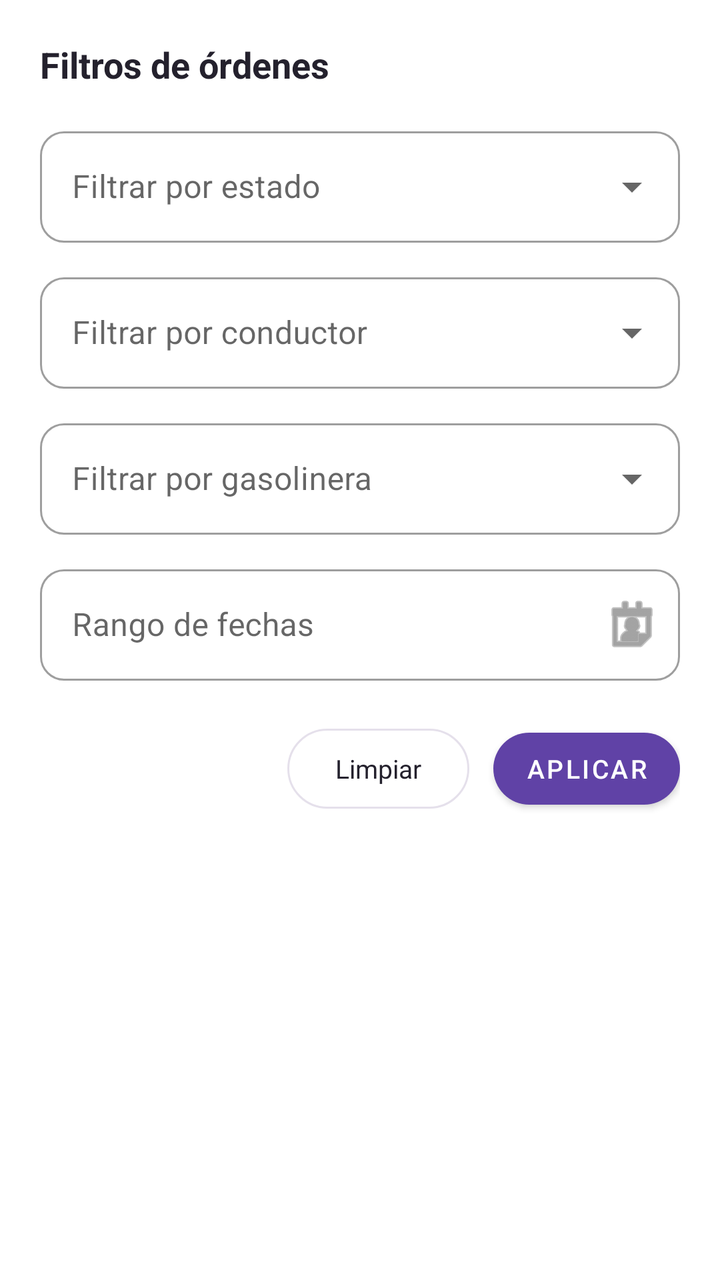
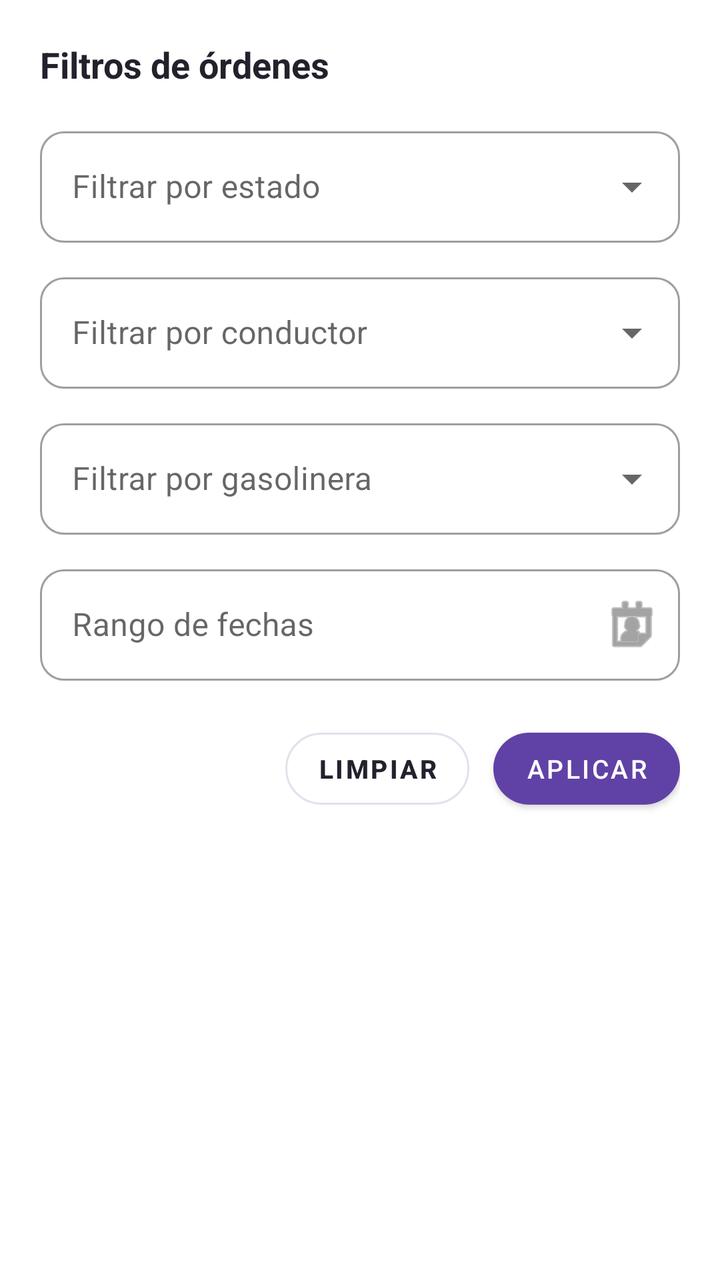

Compare the two renders of this Android layout. The source of the first and the diff that turns it into the second are given below.
<!-- AndroidManifest.xml: application theme Theme.ApiMovil -->
<!-- res/layout/bottom_sheet_filtros_ordenes.xml -->
<?xml version="1.0" encoding="utf-8"?>
<LinearLayout xmlns:android="http://schemas.android.com/apk/res/android"
    xmlns:app="http://schemas.android.com/apk/res-auto"
    android:layout_width="match_parent"
    android:layout_height="wrap_content"
    android:background="@color/blanco"
    android:orientation="vertical"
    android:padding="20dp">

    <TextView
        android:layout_width="wrap_content"
        android:layout_height="wrap_content"
        android:layout_marginBottom="16dp"
        android:text="@string/filtros_de_ordenes"
        android:textColor="@color/texto_principal"
        android:textSize="18sp"
        android:textStyle="bold" />

    <com.google.android.material.textfield.TextInputLayout
        style="@style/Widget.MaterialComponents.TextInputLayout.OutlinedBox.ExposedDropdownMenu"
        android:layout_width="match_parent"
        android:layout_height="wrap_content"
        android:hint="@string/filtrar_por_estado"
        app:boxCornerRadiusBottomEnd="12dp"
        app:boxCornerRadiusBottomStart="12dp"
        app:boxCornerRadiusTopEnd="12dp"
        app:boxCornerRadiusTopStart="12dp">

        <com.google.android.material.textfield.MaterialAutoCompleteTextView
            android:id="@+id/spinnerEstado"
            android:layout_width="match_parent"
            android:layout_height="wrap_content"
            android:dropDownHeight="200dp"
            android:inputType="none" />
    </com.google.android.material.textfield.TextInputLayout>

    <com.google.android.material.textfield.TextInputLayout
        style="@style/Widget.MaterialComponents.TextInputLayout.OutlinedBox.ExposedDropdownMenu"
        android:layout_width="match_parent"
        android:layout_height="wrap_content"
        android:layout_marginTop="12dp"
        android:hint="@string/filtrar_por_conductor"
        app:boxCornerRadiusBottomEnd="12dp"
        app:boxCornerRadiusBottomStart="12dp"
        app:boxCornerRadiusTopEnd="12dp"
        app:boxCornerRadiusTopStart="12dp">

        <com.google.android.material.textfield.MaterialAutoCompleteTextView
            android:id="@+id/spinnerConductor"
            android:layout_width="match_parent"
            android:layout_height="wrap_content"
            android:completionThreshold="1"
            android:dropDownHeight="200dp"
            android:imeOptions="actionDone"
            android:inputType="textCapWords" />
    </com.google.android.material.textfield.TextInputLayout>

    <com.google.android.material.textfield.TextInputLayout
        style="@style/Widget.MaterialComponents.TextInputLayout.OutlinedBox.ExposedDropdownMenu"
        android:layout_width="match_parent"
        android:layout_height="wrap_content"
        android:layout_marginTop="12dp"
        android:hint="@string/filtrar_por_gasolinera"
        app:boxCornerRadiusBottomEnd="12dp"
        app:boxCornerRadiusBottomStart="12dp"
        app:boxCornerRadiusTopEnd="12dp"
        app:boxCornerRadiusTopStart="12dp">

        <com.google.android.material.textfield.MaterialAutoCompleteTextView
            android:id="@+id/spinnerGasolinera"
            android:layout_width="match_parent"
            android:layout_height="wrap_content"
            android:completionThreshold="1"
            android:dropDownHeight="200dp"
            android:imeOptions="actionDone"
            android:inputType="textCapWords" />
    </com.google.android.material.textfield.TextInputLayout>

    <com.google.android.material.textfield.TextInputLayout
        style="@style/Widget.MaterialComponents.TextInputLayout.OutlinedBox"
        android:layout_width="match_parent"
        android:layout_height="wrap_content"
        android:layout_marginTop="12dp"
        android:hint="@string/rango_de_fechas"
        app:boxCornerRadiusBottomEnd="12dp"
        app:boxCornerRadiusBottomStart="12dp"
        app:boxCornerRadiusTopEnd="12dp"
        app:boxCornerRadiusTopStart="12dp"
        app:endIconDrawable="@android:drawable/ic_menu_my_calendar"
        app:endIconMode="custom">

        <com.google.android.material.textfield.TextInputEditText
            android:id="@+id/inputRangoFechas"
            android:layout_width="match_parent"
            android:layout_height="wrap_content"
            android:clickable="true"
            android:cursorVisible="false"
            android:focusable="false"
            android:inputType="none" />
    </com.google.android.material.textfield.TextInputLayout>

    <LinearLayout
        android:layout_width="match_parent"
        android:layout_height="wrap_content"
        android:layout_marginTop="20dp"
        android:gravity="end"
        android:orientation="horizontal">

        <com.google.android.material.button.MaterialButton
            android:id="@+id/btnLimpiarBottomSheet"
            style="@style/Widget.Material3.Button.OutlinedButton"
            android:layout_width="wrap_content"
            android:layout_height="wrap_content"
            android:text="@string/limpiar"
            android:textColor="@color/texto_principal"
            android:textSize="13sp"
            app:cornerRadius="20dp"
            app:strokeColor="@color/borde" />

        <com.google.android.material.button.MaterialButton
            android:id="@+id/btnAplicarBottomSheet"
            android:layout_width="wrap_content"
            android:layout_height="wrap_content"
            android:layout_marginStart="12dp"
            android:text="@string/aplicar"
            android:textSize="13sp"
            app:backgroundTint="@color/marca"
            app:cornerRadius="20dp" />

    </LinearLayout>

</LinearLayout>
<!-- resources referenced by this layout -->
<resources>
  <color name="blanco">#FFFFFF</color>
  <color name="borde">#E5E0EB</color>
  <color name="marca">#6042A6</color>
  <color name="texto_principal">#24212D</color>
  <string name="aplicar">Aplicar</string>
  <string name="filtrar_por_conductor">Filtrar por conductor</string>
  <string name="filtrar_por_estado">Filtrar por estado</string>
  <string name="filtrar_por_gasolinera">Filtrar por gasolinera</string>
  <string name="filtros_de_ordenes">Filtros de órdenes</string>
  <string name="limpiar">Limpiar</string>
  <string name="rango_de_fechas">Rango de fechas</string>
  <style name="Theme.ApiMovil" parent="Theme.MaterialComponents.Light.NoActionBar">
          <item name="colorPrimary">@color/marca</item>
          <item name="colorPrimaryVariant">@color/marca_oscuro</item>
          <item name="colorOnPrimary">@color/blanco</item>
          <item name="colorSecondary">@color/marca_claro</item>
          <item name="colorOnSecondary">@color/texto_principal</item>
          <item name="android:windowBackground">@color/fondo</item>
          <item name="android:statusBarColor">@color/marca_oscuro</item>
          <item name="android:forceDarkAllowed" tools:targetApi="q">false</item>
      </style>
  <color name="marca_oscuro">#342052</color>
  <color name="marca_claro">#EEE7FA</color>
  <color name="fondo">#FAF9FC</color>
</resources>

<!-- the commit's change to res/layout/bottom_sheet_filtros_ordenes.xml (unified diff, before → after) -->
@@ -108,7 +108,7 @@
 
         <com.google.android.material.button.MaterialButton
             android:id="@+id/btnLimpiarBottomSheet"
-            style="@style/Widget.Material3.Button.OutlinedButton"
+            style="@style/Widget.App.Button.Outlined"
             android:layout_width="wrap_content"
             android:layout_height="wrap_content"
             android:text="@string/limpiar"
<!-- resource entries referenced after the edit -->
@@ -11,6 +11,15 @@
   <string name="filtros_de_ordenes">Filtros de órdenes</string>
   <string name="limpiar">Limpiar</string>
   <string name="rango_de_fechas">Rango de fechas</string>
+  <style name="Widget.App.Button.Outlined" parent="Widget.MaterialComponents.Button.OutlinedButton">
+          <item name="strokeColor">@color/marca</item>
+          <item name="strokeWidth">1dp</item>
+          <item name="android:textColor">@color/marca</item>
+          <item name="android:textSize">14sp</item>
+          <item name="android:textStyle">bold</item>
+          <item name="cornerRadius">12dp</item>
+          <item name="rippleColor">@color/marca_claro</item>
+      </style>
   <style name="Theme.ApiMovil" parent="Theme.MaterialComponents.Light.NoActionBar">
           <item name="colorPrimary">@color/marca</item>
           <item name="colorPrimaryVariant">@color/marca_oscuro</item>
